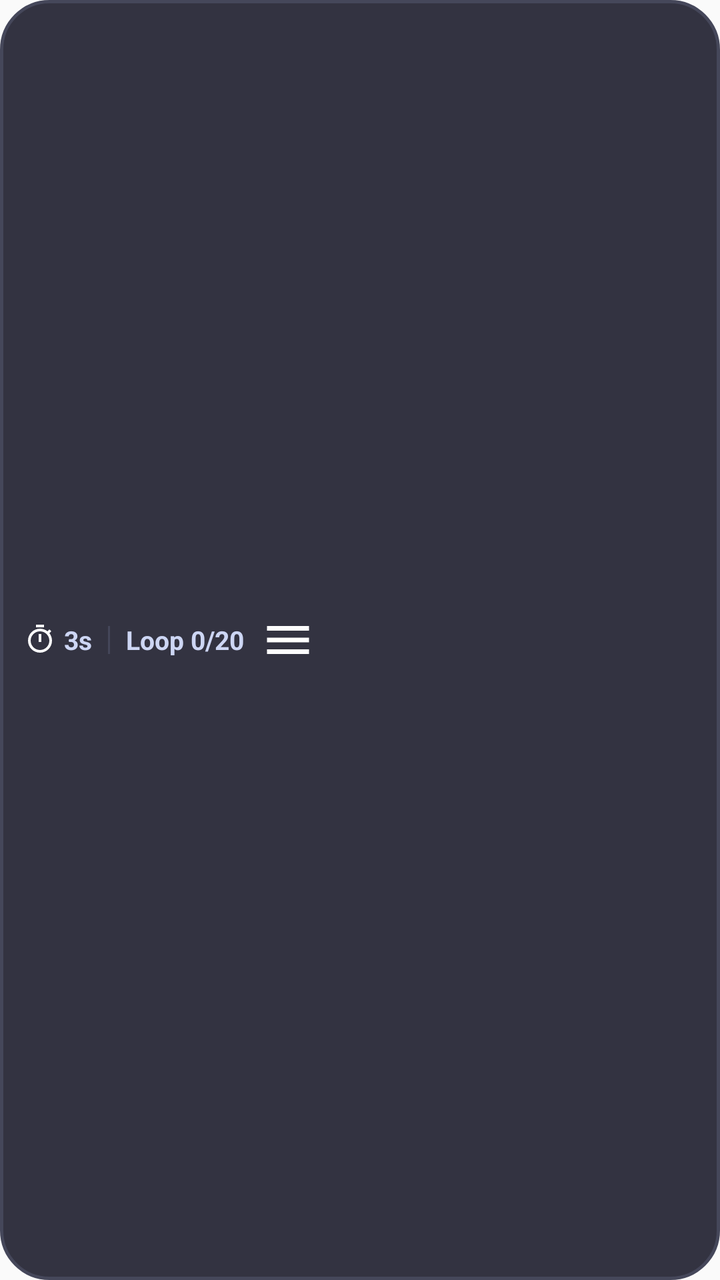
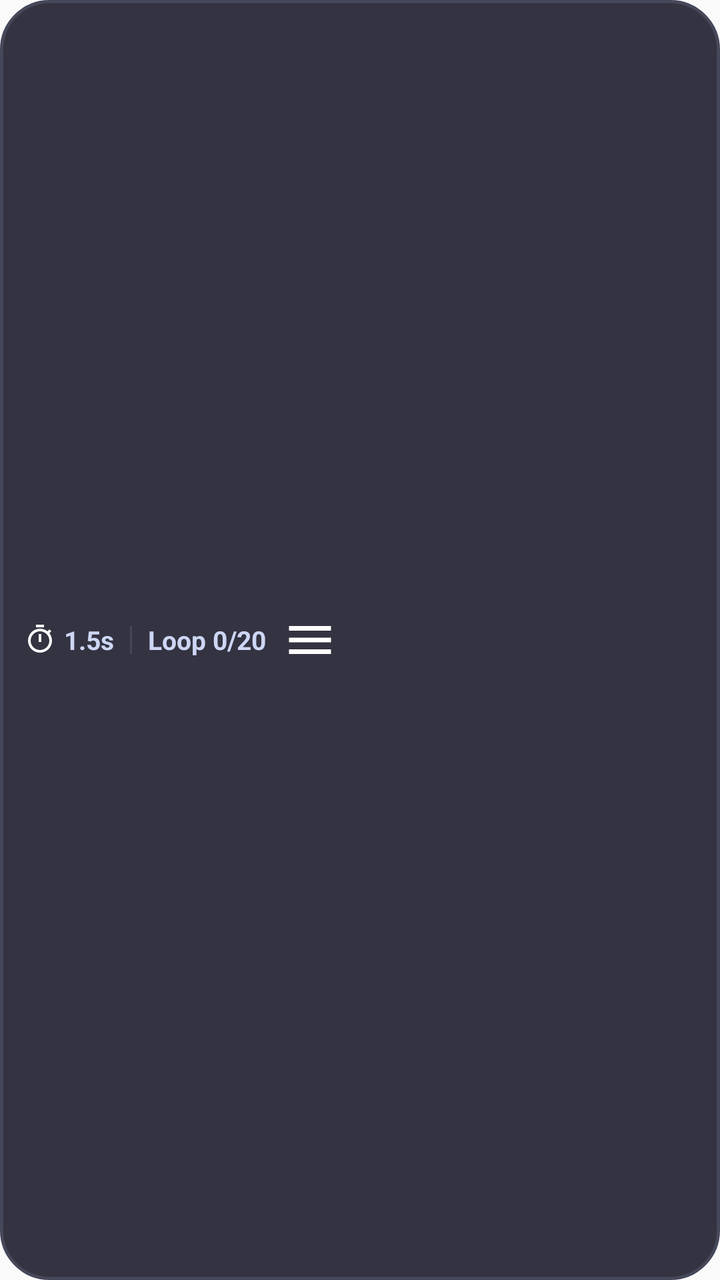

Before-and-after screenshots of an Android layout around one commit, followed by the original layout XML and the change that was made.
<!-- AndroidManifest.xml: application theme Theme.AutoScroller -->
<!-- res/layout/overlay_panel_minimized.xml -->
<?xml version="1.0" encoding="utf-8"?>
<LinearLayout xmlns:android="http://schemas.android.com/apk/res/android"
    android:id="@+id/minimized_root"
    android:layout_width="wrap_content"
    android:layout_height="wrap_content"
    android:background="@drawable/bg_overlay_pill"
    android:elevation="12dp"
    android:gravity="center_vertical"
    android:orientation="horizontal"
    android:clickable="true"
    android:focusable="true"
    android:paddingStart="12dp"
    android:paddingTop="6dp"
    android:paddingEnd="8dp"
    android:paddingBottom="6dp">

    
    <LinearLayout
        android:layout_width="wrap_content"
        android:layout_height="wrap_content"
        android:gravity="center_vertical"
        android:orientation="horizontal">

        <ImageView
            android:layout_width="16dp"
            android:layout_height="16dp"
            android:contentDescription="@string/timer_icon_desc"
            android:src="@drawable/ic_timer" />

        <TextView
            android:id="@+id/tv_pill_timer"
            android:layout_width="wrap_content"
            android:layout_height="wrap_content"
            android:layout_marginStart="4dp"
            android:text="3s"
            android:textColor="@color/text_primary"
            android:textSize="13sp"
            android:textStyle="bold" />
    </LinearLayout>

    
    <View
        android:layout_width="1dp"
        android:layout_height="14dp"
        android:layout_marginStart="8dp"
        android:layout_marginEnd="8dp"
        android:background="@color/overlay_border" />

    
    <TextView
        android:id="@+id/tv_pill_loops"
        android:layout_width="wrap_content"
        android:layout_height="wrap_content"
        android:text="Loop 0/20"
        android:textColor="@color/text_primary"
        android:textSize="13sp"
        android:textStyle="bold" />

    
    <ImageButton
        android:id="@+id/btn_pill_menu"
        android:layout_width="28dp"
        android:layout_height="28dp"
        android:layout_marginStart="8dp"
        android:background="?android:attr/selectableItemBackgroundBorderless"
        android:contentDescription="@string/btn_menu"
        android:src="@drawable/ic_menu" />
</LinearLayout>
<!-- resources referenced by this layout -->
<resources>
  <color name="overlay_border">#45475A</color>
  <color name="text_primary">#CDD6F4</color>
  <!-- drawable bg_overlay_pill (drawable) -->
  <?xml version="1.0" encoding="utf-8"?>
  <shape xmlns:android="http://schemas.android.com/apk/res/android"
      android:shape="rectangle">
      <solid android:color="@color/overlay_background" />
      <corners android:radius="24dp" />
      <stroke
          android:width="1.5dp"
          android:color="@color/overlay_border" />
  </shape>
  <!-- drawable ic_menu (drawable) -->
  <vector xmlns:android="http://schemas.android.com/apk/res/android"
      android:width="24dp"
      android:height="24dp"
      android:viewportWidth="24"
      android:viewportHeight="24">
    <path
        android:fillColor="#FFFFFFFF"
        android:pathData="M3,18h18v-2H3v2zm0,-5h18v-2H3v2zm0,-7v2h18V6H3z"/>
  </vector>
  <!-- drawable ic_timer (drawable) -->
  <vector xmlns:android="http://schemas.android.com/apk/res/android"
      android:width="24dp"
      android:height="24dp"
      android:viewportWidth="24"
      android:viewportHeight="24">
    <path
        android:fillColor="#FFFFFFFF"
        android:pathData="M15,1H9v2h6V1zm-4,13h2V8h-2v6zm8.03,-6.61l1.42,-1.42c-0.43,-0.51 -0.9,-0.99 -1.41,-1.41l-1.42,1.42C16.07,4.74 14.12,4 12,4c-4.97,0 -9,4.03 -9,9s4.02,9 9,9 9,-4.03 9,-9c0,-2.12 -0.74,-4.07 -1.97,-5.61zM12,20c-3.87,0 -7,-3.13 -7,-7s3.13,-7 7,-7 7,3.13 7,7 -3.13,7 -7,7z"/>
  </vector>
  <string name="btn_menu">Menu</string>
  <string name="timer_icon_desc">Countdown Timer</string>
  <style name="Theme.AutoScroller" parent="android:Theme.Material.Light.NoActionBar">
          <item name="android:statusBarColor">@android:color/transparent</item>
          <item name="android:navigationBarColor">@android:color/transparent</item>
      </style>
  <color name="overlay_background">#E61E1E2E</color>
</resources>

<!-- the commit's change to res/layout/overlay_panel_minimized.xml (unified diff, before → after) -->
@@ -32,7 +32,7 @@
             android:layout_width="wrap_content"
             android:layout_height="wrap_content"
             android:layout_marginStart="4dp"
-            android:text="3s"
+            android:text="1.5s"
             android:textColor="@color/text_primary"
             android:textSize="13sp"
             android:textStyle="bold" />
<!-- resource entries referenced after the edit -->
@@ -33,7 +33,7 @@
         android:pathData="M15,1H9v2h6V1zm-4,13h2V8h-2v6zm8.03,-6.61l1.42,-1.42c-0.43,-0.51 -0.9,-0.99 -1.41,-1.41l-1.42,1.42C16.07,4.74 14.12,4 12,4c-4.97,0 -9,4.03 -9,9s4.02,9 9,9 9,-4.03 9,-9c0,-2.12 -0.74,-4.07 -1.97,-5.61zM12,20c-3.87,0 -7,-3.13 -7,-7s3.13,-7 7,-7 7,3.13 7,7 -3.13,7 -7,7z"/>
   </vector>
   <string name="btn_menu">Menu</string>
-  <string name="timer_icon_desc">Countdown Timer</string>
+  <string name="timer_icon_desc">Pause Interval Timer</string>
   <style name="Theme.AutoScroller" parent="android:Theme.Material.Light.NoActionBar">
           <item name="android:statusBarColor">@android:color/transparent</item>
           <item name="android:navigationBarColor">@android:color/transparent</item>
